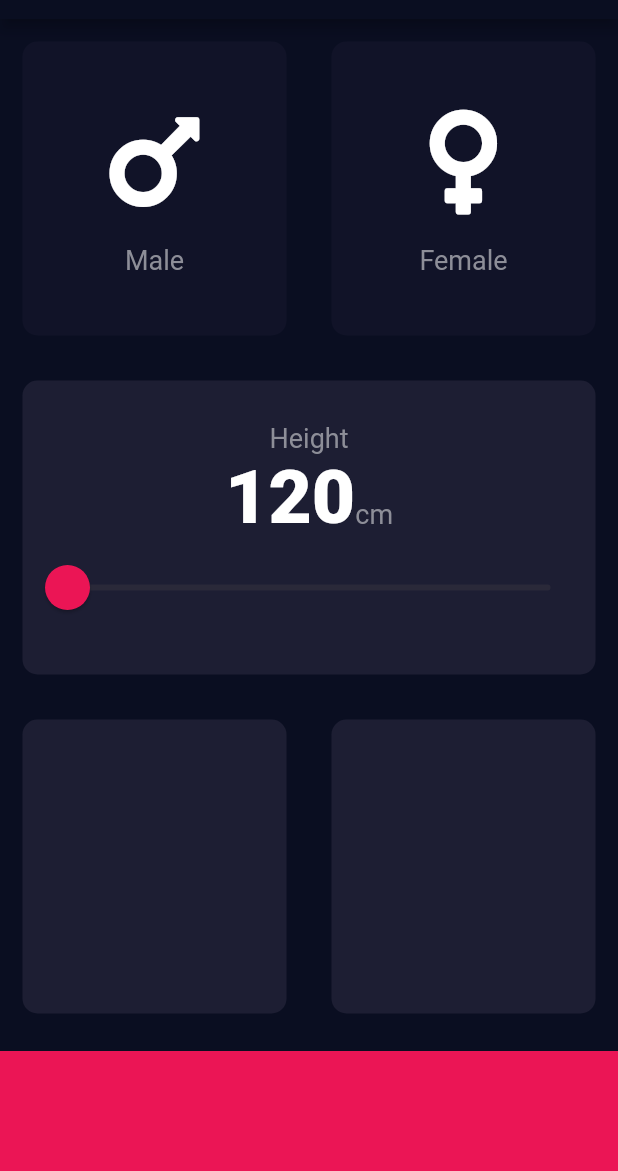
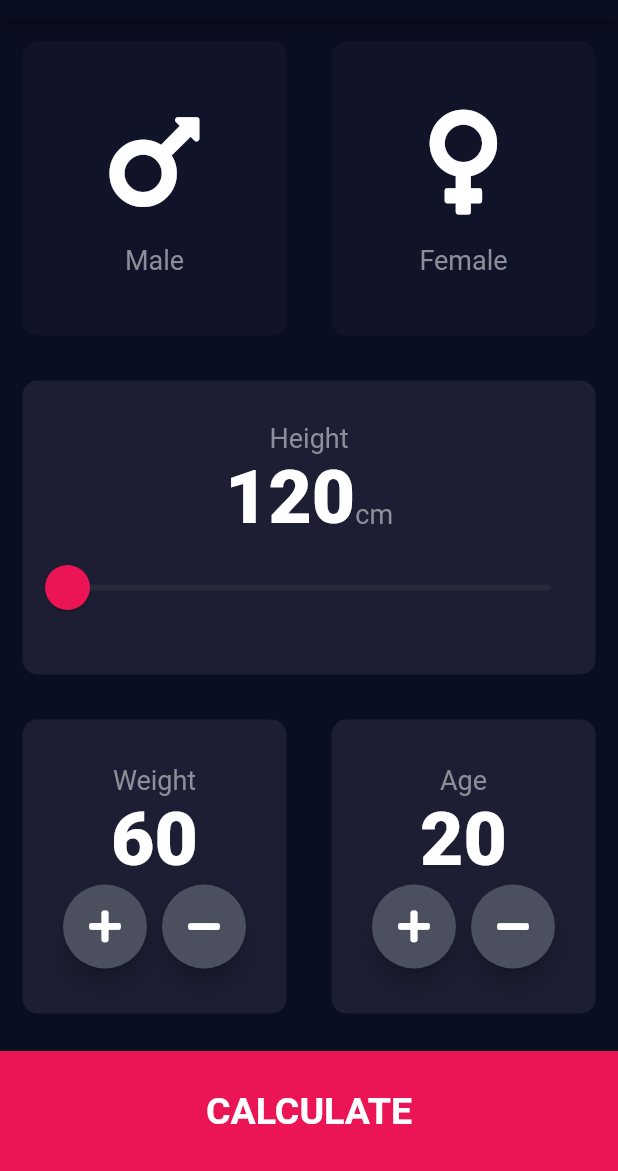
Before and after one commit to Saikat-Das-Roddur/bmi-calculator, a Flutter app: the screen it shows after launch, on a phone screen of 412 x 824 dp, the part 65-1236 px from its top. Run offline on Flutter 3.47's test engine with Material 2 defaults, Android fonts, the phone set to English and light mode, and no system bars; our stand-ins replace font_awesome_flutter.

Commit message:
bmi calculator completed

```diff
--- /dev/null
+++ b/lib/bottom_button.dart
@@ -0,0 +1,31 @@
+
+
+import 'package:flutter/material.dart';
+
+import 'constant.dart';
+
+class BottomButton extends StatelessWidget {
+
+  BottomButton({@required this.onTap, @required this.buttonText});
+  final Function onTap;
+  final String buttonText;
+
+  @override
+  Widget build(BuildContext context) {
+    return GestureDetector(
+      onTap: onTap,
+      child: Container(
+
+        child: Center(
+          child: Text(buttonText,
+            style: largeButtonTextStyle,
+            textAlign: TextAlign.center,),
+        ),
+        color: bottomCardColor,
+        margin: EdgeInsets.only(top: 10),
+        width: double.infinity,
+        height: bottomContainerHeight,
+      ),
+    );
+  }
+}
--- /dev/null
+++ b/lib/calculator_brain.dart
@@ -0,0 +1,34 @@
+
+import 'dart:math';
+
+class CalculatorBrain{
+  final int height;
+  final int weight;
+  double _bmi=0;
+  CalculatorBrain({this.height,this.weight});
+
+  String calculateBMI(){
+    _bmi = weight/pow(height/100, 2);
+    return _bmi.toStringAsFixed(1);
+  }
+  String getResult(){
+    if(_bmi>=25){
+      return "Overweight";
+    }else if(_bmi>18.5){
+      return "Normal";
+    }else{
+      return "Underweight";
+    }
+  }
+
+  String getInterpretation(){
+    if(_bmi>=25){
+      return "You have a higher than normal body weight. Try to exercise more";
+    }else if(_bmi>18.5){
+      return "You have e normal body weight. Good Job!";
+    }else{
+      return "You have a lower than normal body weight. You can eat a bit more.";
+    }
+  }
+
+}
--- a/lib/constant.dart
+++ b/lib/constant.dart
@@ -12,5 +12,27 @@ TextStyle labelStyle = TextStyle(
 TextStyle textStyle = TextStyle(
     fontSize: 50,
     fontWeight: FontWeight.w900,
-    color: Colors.white
 );
+
+TextStyle largeButtonTextStyle = TextStyle(
+    fontSize: 25,
+    fontWeight: FontWeight.bold,
+);
+TextStyle titleTextStyle = TextStyle(
+    fontSize: 50,
+    fontWeight: FontWeight.bold,
+);
+TextStyle resultTextStyle = TextStyle(
+    fontSize: 22,
+    color: Color(0xff24d876),
+    fontWeight: FontWeight.bold,
+);
+TextStyle bmiTextStyle = TextStyle(
+    fontSize: 100,
+    //color: Color(0xff24d876),
+    fontWeight: FontWeight.bold,
+);
+TextStyle bodyTextStyle = TextStyle(
+    fontSize: 22,
+    //color: Color(0xff24d876),,
+);
--- a/lib/input_page.dart
+++ b/lib/input_page.dart
@@ -1,9 +1,14 @@
+import 'package:bmi_calculator/calculator_brain.dart';
+import 'package:bmi_calculator/result_page.dart';
 import 'package:bmi_calculator/reusable_card.dart';
+import 'package:flutter/cupertino.dart';
 import 'package:flutter/material.dart';
 import 'package:font_awesome_flutter/font_awesome_flutter.dart';
 
+import 'bottom_button.dart';
 import 'constant.dart';
 import 'icon_content.dart';
+import 'rounded_icon _button.dart';
 
 enum Gender { male, female }
 
@@ -17,6 +22,10 @@ class _InputPagePageState extends State<InputPage> {
   // Color femaleCardColor = inactiveCardColor;
   Gender selectGender;
   int height = 120;
+  int weight = 60;
+  int age = 20;
+
+
 
   // void updateColor(Gender selectedGender) {
   //   if (selectedGender == Gender.male) {
@@ -37,6 +46,7 @@ class _InputPagePageState extends State<InputPage> {
   //     }
   //   }
   // }
+
 
   @override
   Widget build(BuildContext context) {
@@ -119,14 +129,12 @@ class _InputPagePageState extends State<InputPage> {
                         inactiveTrackColor: Color(0xff8d898),
                         overlayColor: Color(0x29eb1555),
                         thumbColor: bottomCardColor,
-                      thumbShape: RoundSliderThumbShape(
-                        enabledThumbRadius: 15
-                      ),
-                      overlayShape: RoundSliderOverlayShape(
-                        overlayRadius: 30
-                      )
-                    ),
-                    child: Slider(value: height.toDouble(),
+                        thumbShape:
+                            RoundSliderThumbShape(enabledThumbRadius: 15),
+                        overlayShape:
+                            RoundSliderOverlayShape(overlayRadius: 30)),
+                    child: Slider(
+                        value: height.toDouble(),
                         min: 120,
                         max: 220,
                         // activeColor: bottomCardColor,
@@ -147,22 +155,86 @@ class _InputPagePageState extends State<InputPage> {
                 Expanded(
                   child: ReusableCard(
                     color: cardColor,
+                    cardChild: Column(
+                      mainAxisAlignment: MainAxisAlignment.center,
+                      children: [
+                        Text(
+                          "Weight",
+                          style: labelStyle,
+                        ),
+                        Text(
+                          weight.toString(),
+                          style: textStyle,
+                        ),
+                        Row(
+                          mainAxisAlignment: MainAxisAlignment.center,
+                          children: [
+                            RoundIconButton(iconData: FontAwesomeIcons.plus,onPress: (){
+                              setState(() {
+                                weight++;
+                              });
+                            },),
+                            SizedBox(width: 10,),
+                            RoundIconButton(iconData: FontAwesomeIcons.minus,onPress:(){
+                              setState(() {
+                                weight--;
+                              });
+                            }),
+                          ],
+                        )
+                      ],
+                    ),
                   ),
                 ),
                 Expanded(
                   child: ReusableCard(
                     color: cardColor,
+                    cardChild: Column(
+                      mainAxisAlignment: MainAxisAlignment.center,
+                      children: [
+                        Text(
+                          "Age",
+                          style: labelStyle,
+                        ),
+                        Text(
+                          age.toString(),
+                          style: textStyle,
+                        ),
+                        Row(
+                          mainAxisAlignment: MainAxisAlignment.center,
+                          children: [
+                            RoundIconButton(iconData: FontAwesomeIcons.plus,onPress: (){
+                              setState(() {
+                                age++;
+                              });
+                            },),
+                            SizedBox(width: 10,),
+                            RoundIconButton(iconData: FontAwesomeIcons.minus,onPress:(){
+                              setState(() {
+                                age--;
+                              });
+                            }),
+                          ],
+                        )
+                      ],
+                    ),
                   ),
                 ),
               ],
             ),
           ),
-          Container(
-            color: bottomCardColor,
-            margin: EdgeInsets.only(top: 10),
-            width: double.infinity,
-            height: bottomContainerHeight,
+          BottomButton(onTap: (){
+            CalculatorBrain _calculatorBrain = CalculatorBrain(height: height, weight: weight);
+            //final String interpretation = _calculatorBrain.getInterpretation();
+            Navigator.push(context,
+                MaterialPageRoute(builder:(context)=> Resultpage(
+                    bmiResult: _calculatorBrain.calculateBMI(),
+                  resultText: _calculatorBrain.getResult(),
+                  interpretation: _calculatorBrain.getInterpretation(),
                 )
+                )
+            );
+          },buttonText: "calculate".toUpperCase(),)
         ],
       ),
     );
--- a/lib/main.dart
+++ b/lib/main.dart
@@ -1,3 +1,4 @@
+import 'package:bmi_calculator/result_page.dart';
 import 'package:flutter/material.dart';
 
 import 'input_page.dart';
@@ -16,6 +17,10 @@ class BMICalculator extends StatelessWidget {
         scaffoldBackgroundColor: Color(0xFF0a0e21)
       ),
       home: InputPage(),
+      initialRoute: '/',
+      routes: {
+        '/results':(context)=> Resultpage()
+      },
     );
   }
 }
--- /dev/null
+++ b/lib/rounded_icon _button.dart
@@ -0,0 +1,23 @@
+
+import 'package:flutter/material.dart';
+
+class RoundIconButton extends StatelessWidget {
+  RoundIconButton({this.iconData, this.onPress});
+  final IconData iconData;
+  final Function onPress;
+
+  @override
+  Widget build(BuildContext context) {
+    return RawMaterialButton(
+      child: Icon(iconData),
+      elevation: 6,
+      constraints: BoxConstraints.tightFor(
+        height: 56,
+        width: 56,
+      ),
+      shape: CircleBorder(),
+      fillColor: Color(0xff4c4f5e),
+      onPressed: onPress,
+    );
+  }
+}
```
Also changed, not shown: lib/result_page.dart (added, +65 -0 lines), 3 other files. Lines whose indentation alone changed are shown as unchanged.
